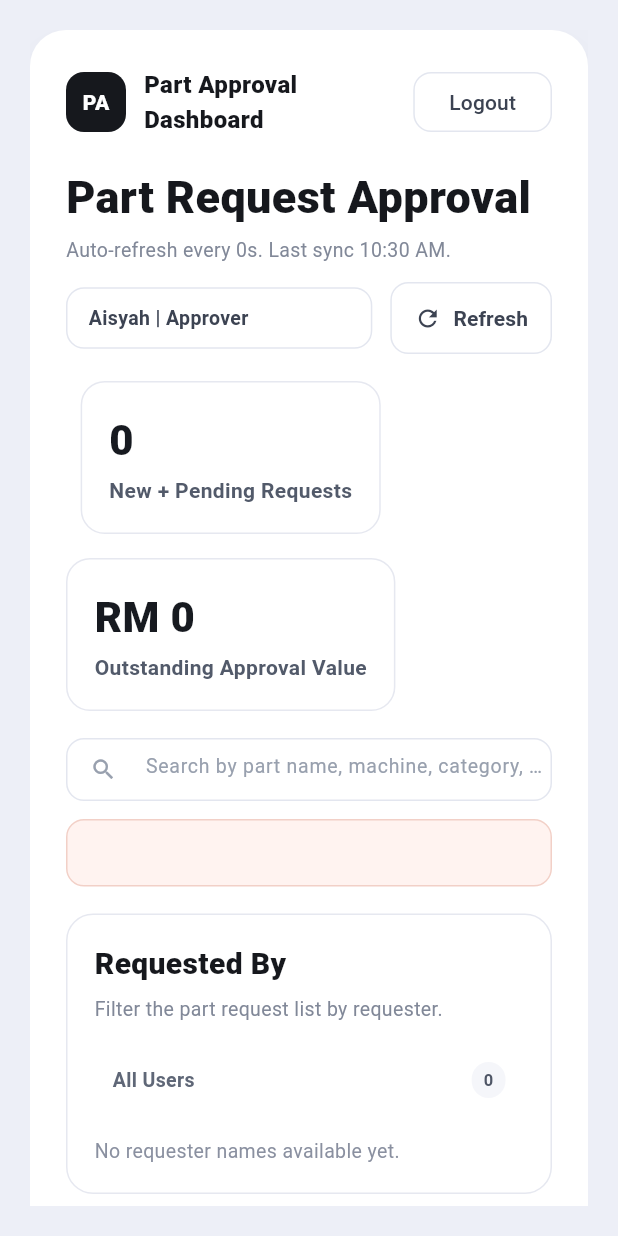
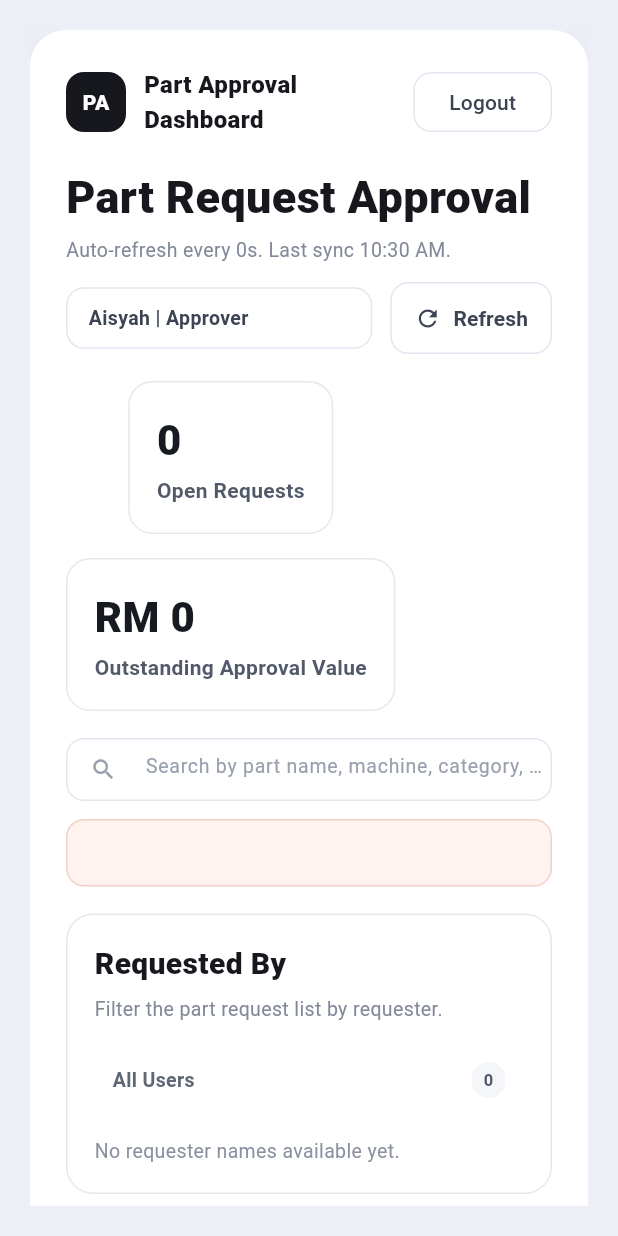
Before and after one commit to Ruining2908/PM_PartApproval, a Flutter app: the DashboardView widget shown alone on an empty page, opened directly with empty values, on a phone screen of 412 x 824 dp. Run offline on Flutter 3.47's test engine with Material 3 defaults, Android fonts, the light colour scheme and no system bars; Roboto replaces fonts that are missing (SF Pro Display).

Commit message:
Status added and renew

```diff
--- a/lib/main.dart
+++ b/lib/main.dart
@@ -804,10 +804,10 @@ class DashboardView extends StatelessWidget {
   @override
   Widget build(BuildContext context) {
     final pendingCount = allRequests
-        .where((request) => request.status != ApprovalStatus.done)
+        .where((request) => !request.status.isClosed)
         .length;
     final outstandingTotal = allRequests
-        .where((request) => request.status != ApprovalStatus.done)
+        .where((request) => !request.status.isClosed)
         .fold<double>(0, (sum, request) => sum + request.cost);
 
     return LayoutBuilder(
@@ -955,7 +955,7 @@ class _DashboardContent extends StatelessWidget {
                       ? Column(
                           children: [
                             MetricCard(
-                              title: 'New + Pending Requests',
+                              title: 'Open Requests',
                               value: '$pendingCount',
                             ),
                             const SizedBox(height: 16),
@@ -970,7 +970,7 @@ class _DashboardContent extends StatelessWidget {
                           children: [
                             Expanded(
                               child: MetricCard(
-                                title: 'New + Pending Requests',
+                                title: 'Open Requests',
                                 value: '$pendingCount',
                               ),
                             ),
@@ -2389,14 +2389,18 @@ class _EditableInputBlock extends StatelessWidget {
 enum ApprovalStatus {
   newRequest(1, 'New', 'New'),
   pending(2, 'Pending', 'Pending'),
-  done(3, 'Done', 'Done'),
-  returned(4, 'Returned', 'Returned');
+  collected(3, 'Collected', 'Collected'),
+  returned(4, 'Returned', 'Returned'),
+  used(5, 'Used', 'Used'),
+  disposed(6, 'Disposed', 'Disposed');
 
   const ApprovalStatus(this.apiValue, this.label, this.shortLabel);
 
   final int apiValue;
   final String label;
   final String shortLabel;
+
+  bool get isClosed => this == ApprovalStatus.disposed;
 
   static ApprovalStatus fromApiValue(dynamic rawStatus) {
     if (rawStatus is Map<String, dynamic>) {
@@ -2408,7 +2412,9 @@ enum ApprovalStatus {
       final nestedName = rawStatus['name']?.toString().toLowerCase();
       if (nestedName != null) {
         return values.firstWhere(
-          (status) => status.shortLabel.toLowerCase() == nestedName,
+          (status) =>
+              status.shortLabel.toLowerCase() == nestedName ||
+              status.label.toLowerCase() == nestedName,
           orElse: () => ApprovalStatus.newRequest,
         );
       }
@@ -2424,7 +2430,9 @@ enum ApprovalStatus {
 
     final stringValue = '$rawStatus'.toLowerCase();
     return values.firstWhere(
-      (status) => status.shortLabel.toLowerCase() == stringValue,
+      (status) =>
+          status.shortLabel.toLowerCase() == stringValue ||
+          status.label.toLowerCase() == stringValue,
       orElse: () => ApprovalStatus.newRequest,
     );
   }
@@ -2443,11 +2451,23 @@ enum ApprovalStatus {
           border: Color(0xFFF4DE9D),
           foreground: Color(0xFFA37500),
         );
-      case ApprovalStatus.done:
+      case ApprovalStatus.collected:
         return const StatusChipStyle(
-          background: Color(0xFFEEF9F1),
-          border: Color(0xFFCFEAD5),
-          foreground: Color(0xFF2E7A46),
+          background: Color(0xFFF2F8EC),
+          border: Color(0xFFD3E4BF),
+          foreground: Color(0xFF5C7F2D),
+        );
+      case ApprovalStatus.used:
+        return const StatusChipStyle(
+          background: Color(0xFFEAF7F6),
+          border: Color(0xFFC2E5E0),
+          foreground: Color(0xFF23756B),
+        );
+      case ApprovalStatus.disposed:
+        return const StatusChipStyle(
+          background: Color(0xFFF3F0FF),
+          border: Color(0xFFD8D0F8),
+          foreground: Color(0xFF6B58B8),
         );
       case ApprovalStatus.returned:
         return const StatusChipStyle(
```
Also changed, not shown: 4 other files.
